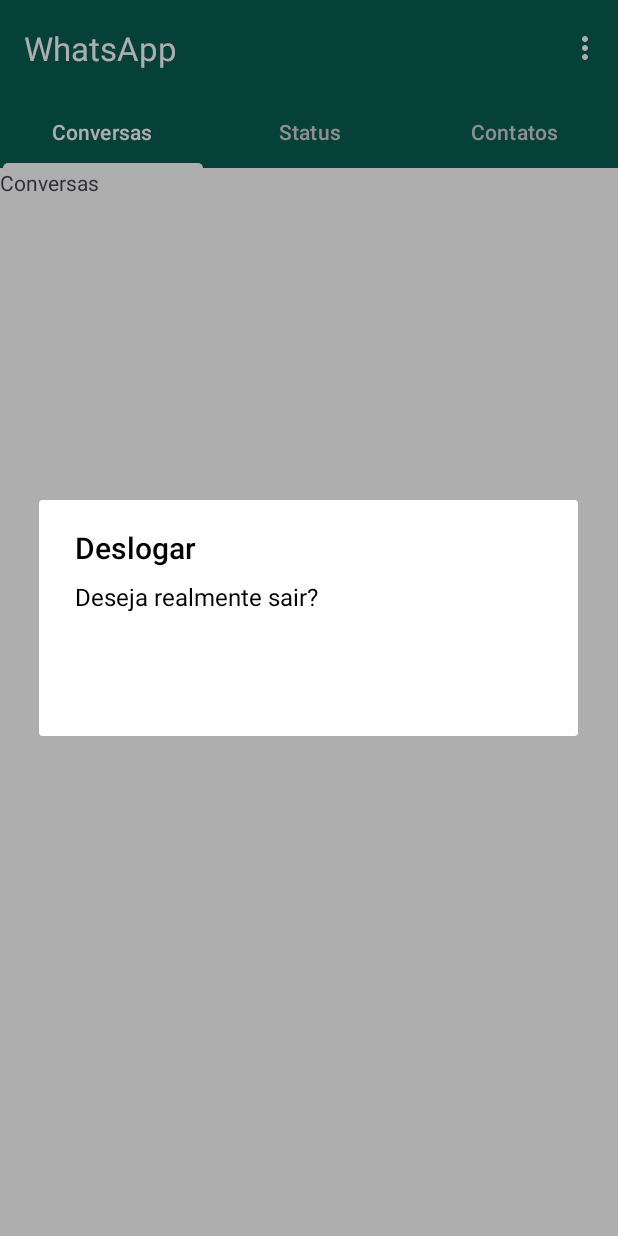
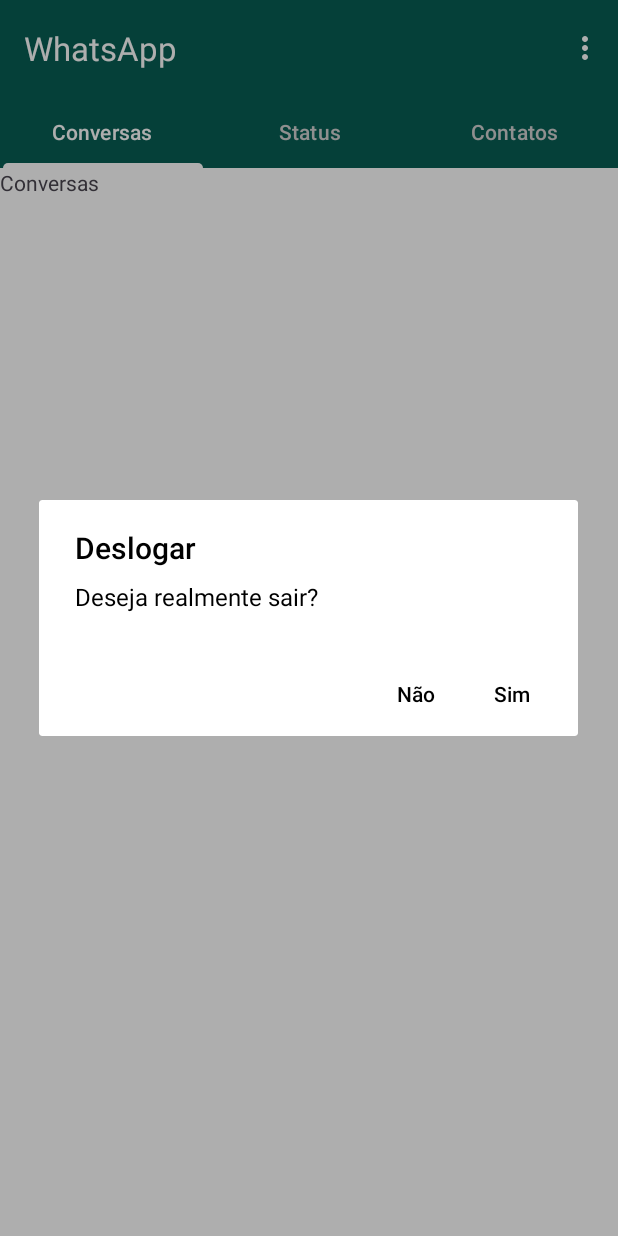
Before and after one commit to Victor-Valedev/Project-Whats-App, an Android app: the screen it shows after launch once a user with an empty profile is signed in (MainActivity), in the options menu, after a tap on "Sair", on a phone screen of 412 x 824 dp. Run offline under Robolectric (Android 15) with nearby library versions, the light colour scheme and no system bars; our stand-ins replace Firebase (no records; nobody signed in at launch, a user with empty details on screens opened directly).

Commit message:
fix: Fixed color bug in alertDialog

```diff
--- a/app/src/main/java/com/victor/projectwhatsapp/MainActivity.kt
+++ b/app/src/main/java/com/victor/projectwhatsapp/MainActivity.kt
@@ -1,6 +1,7 @@
 package com.victor.projectwhatsapp
 
 import android.content.Intent
+import android.content.res.Configuration
 import android.os.Bundle
 import android.view.Menu
 import android.view.MenuInflater
@@ -110,9 +111,20 @@
             }
             .create()
 
-        dialogPersonalization.setOnShowListener {
-            dialogPersonalization.getButton(AlertDialog.BUTTON_POSITIVE).setTextColor(ContextCompat.getColor(this, R.color.white))
-            dialogPersonalization.getButton(AlertDialog.BUTTON_NEGATIVE).setTextColor(ContextCompat.getColor(this, R.color.white))
+        val nightModeFlags = resources.configuration.uiMode and Configuration.UI_MODE_NIGHT_MASK
+        when(nightModeFlags){
+            Configuration.UI_MODE_NIGHT_YES -> {
+                dialogPersonalization.setOnShowListener {
+                    dialogPersonalization.getButton(AlertDialog.BUTTON_POSITIVE).setTextColor(ContextCompat.getColor(this, R.color.white))
+                    dialogPersonalization.getButton(AlertDialog.BUTTON_NEGATIVE).setTextColor(ContextCompat.getColor(this, R.color.white))
+                }
+            }
+            Configuration.UI_MODE_NIGHT_NO -> {
+                dialogPersonalization.setOnShowListener {
+                    dialogPersonalization.getButton(AlertDialog.BUTTON_POSITIVE).setTextColor(ContextCompat.getColor(this, R.color.black))
+                    dialogPersonalization.getButton(AlertDialog.BUTTON_NEGATIVE).setTextColor(ContextCompat.getColor(this, R.color.black))
+                }
+            }
         }
 
         dialogPersonalization.show()
```
